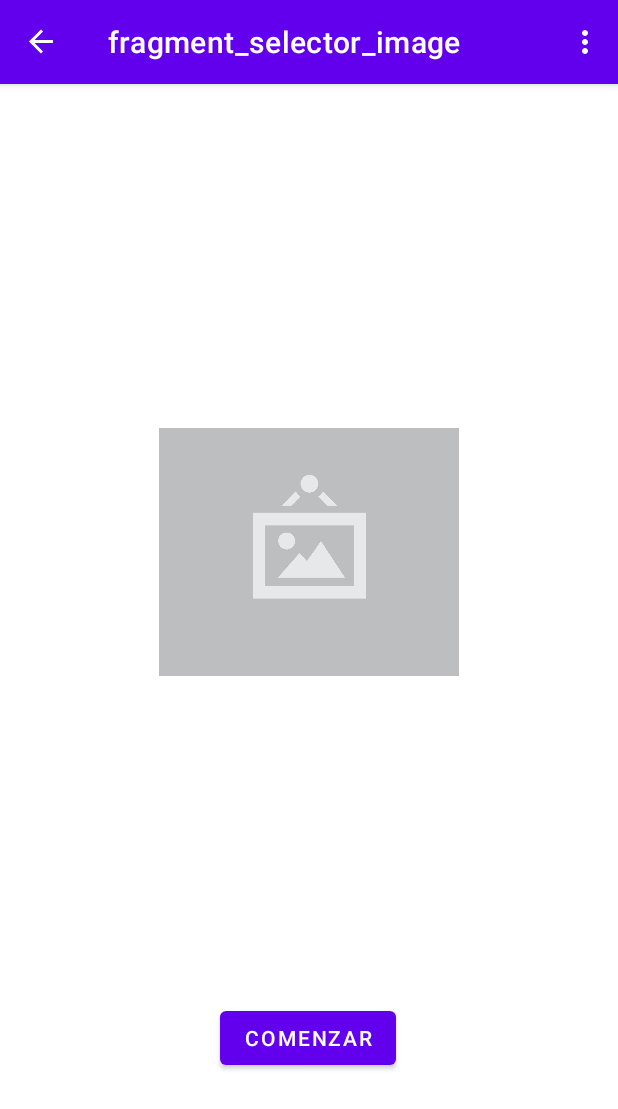
After one commit to amontalbang/05-11-2022, an Android app: the SelectorImageFragment screen opened through its navigation route, on a phone screen of 412 x 824 dp. The commit adds this screen. Shown: the top 1109 px of the screen. Run offline under Robolectric (Android 15) with nearby library versions, the phone set to English and light mode, and no system bars; our stand-ins replace navigation-ui; pictures from the network do not load.

Commit message:
Recoger del almacenamiento imagen

```diff
--- /dev/null
+++ b/app/src/main/java/com/example/a05_11_2022/SelectorImageFragment.java
@@ -0,0 +1,118 @@
+package com.example.a05_11_2022;
+
+import android.Manifest;
+import android.app.Activity;
+import android.content.Intent;
+import android.content.pm.PackageManager;
+import android.net.Uri;
+import android.os.Build;
+import android.os.Bundle;
+
+import androidx.activity.result.ActivityResult;
+import androidx.activity.result.ActivityResultCallback;
+import androidx.activity.result.ActivityResultLauncher;
+import androidx.activity.result.contract.ActivityResultContracts;
+import androidx.core.content.ContextCompat;
+import androidx.fragment.app.Fragment;
+import androidx.navigation.Navigation;
+
+import android.provider.MediaStore;
+import android.util.Log;
+import android.view.LayoutInflater;
+import android.view.View;
+import android.view.ViewGroup;
+import android.widget.Button;
+import android.widget.ImageView;
+import android.widget.Toast;
+
+public class SelectorImageFragment extends Fragment {
+
+    private ImageView image;
+
+    @Override
+    public void onCreate(Bundle savedInstanceState) {
+        super.onCreate(savedInstanceState);
+        requestPermission();
+    }
+
+    @Override
+    public View onCreateView(LayoutInflater inflater, ViewGroup container,
+                             Bundle savedInstanceState) {
+        // Inflate the layout for this fragment
+        View view = inflater.inflate(R.layout.fragment_selector_image, container, false);
+        image = view.findViewById(R.id.imageView6);
+
+        Button button = view.findViewById(R.id.button);
+        button.setOnClickListener(new View.OnClickListener() {
+            @Override
+            public void onClick(View v) {
+                Navigation.findNavController(view).navigate(R.id.action_selectorImageFragment_to_puzzleFirstFragment);
+            }
+        });
+
+        return view;
+    }
+
+    private void requestPermission() {
+        Log.d("Request", "requestPermission");
+        if (Build.VERSION.SDK_INT >= Build.VERSION_CODES.M) {
+            if (ContextCompat.checkSelfPermission(getContext(), Manifest.permission.READ_EXTERNAL_STORAGE) == PackageManager.PERMISSION_GRANTED) {
+                pickPhotoFromGallery();
+            } else {
+                requestPermissionLauncher.launch(Manifest.permission.READ_EXTERNAL_STORAGE);
+            }
+        } else {
+            pickPhotoFromGallery();
+        }
+    }
+
+    private ActivityResultLauncher<String> requestPermissionLauncher = registerForActivityResult(
+            new ActivityResultContracts.RequestPermission(), isGranted -> {
+                if (isGranted) {
+                    pickPhotoFromGallery();
+                } else {
+                    Toast.makeText(getContext(), "Necesitas dar permiso para acceder a tus imagenes", Toast.LENGTH_LONG).show();
+                }
+            }
+    );
+
+    /*private ActivityResultLauncher<Intent> startActivityGallery = registerForActivityResult(
+            new ActivityResultContracts.StartActivityForResult(), result -> {
+                Log.d("Resultado obtenido", result.toString());
+                if (result.getResultCode() == Activity.RESULT_OK) {
+                    Uri data = (Uri) result.getData().getData();
+                    imageStream = getContentResolver().openInputStream(selectedImage);
+                    try {
+                        InputStream imageStream = getContext().getContentResolver().openInputStream(data);
+                        Bitmap bitmap = BitmapFactory.decodeStream(imageStream);
+                        image.setImageBitmap(bitmap);
+                    } catch (FileNotFoundException e) {
+                        e.printStackTrace();
+                    }
+                    Log.d("Resultado", "Llega a setear la imagen");
+                    image.setImageURI(data);
+                }
+            }
+    );*/
+
+    private ActivityResultLauncher<Intent> startActivityGallery = registerForActivityResult(
+            new ActivityResultContracts.StartActivityForResult(),
+            new ActivityResultCallback<ActivityResult>() {
+                @Override
+                public void onActivityResult(ActivityResult result) {
+                    if (result.getResultCode() == Activity.RESULT_OK) {
+                        Uri uri = result.getData().getData();
+                        image.setImageURI(uri);
+                        MainActivity.setImage(image);
+                    }
+                }
+            }
+    );
+
+    private void pickPhotoFromGallery() {
+        Intent intent = new Intent(Intent.ACTION_PICK, MediaStore.Images.Media.EXTERNAL_CONTENT_URI);
+        intent.setType("image/");
+        Log.d("Entra", "pickPhotoFromGallery");
+        startActivityGallery.launch(intent.createChooser(intent, "ELIGE LA IMAGEN"));
+    }
+}
--- a/app/src/main/java/com/example/a05_11_2022/trans1.java
+++ b/app/src/main/java/com/example/a05_11_2022/trans1.java
@@ -5,6 +5,8 @@ import android.view.LayoutInflater;
 import android.view.View;
 import android.view.ViewGroup;
 import android.widget.Button;
+import android.widget.ImageView;
+
 import androidx.fragment.app.Fragment;
 import androidx.navigation.Navigation;
 
@@ -18,12 +20,14 @@ public class trans1 extends Fragment {
     ) {
 
         View view = inflater.inflate(R.layout.fragment_trans1, container, false);
+        ImageView image = view.findViewById(R.id.trans1_resolved);
+        image = MainActivity.getImage();
 
         Button button2 = (Button) view.findViewById(R.id.button2);
         button2.setOnClickListener(new View.OnClickListener() {
             @Override
             public void onClick(View view) {
-                Navigation.findNavController(view).navigate(R.id.action_trans1_to_puzzleFirstFragment);
+                Navigation.findNavController(view).navigate(R.id.action_trans1_to_selectorImageFragment);
             }
 
         });
--- a/app/src/main/java/com/example/a05_11_2022/trans2.java
+++ b/app/src/main/java/com/example/a05_11_2022/trans2.java
@@ -5,6 +5,8 @@ import android.view.LayoutInflater;
 import android.view.View;
 import android.view.ViewGroup;
 import android.widget.Button;
+import android.widget.ImageView;
+
 import androidx.fragment.app.Fragment;
 import androidx.navigation.Navigation;
 
@@ -16,12 +18,14 @@ public class trans2 extends Fragment {
             Bundle savedInstanceState
     ) {
         View view = inflater.inflate(R.layout.fragment_trans2, container, false);
+        ImageView image = view.findViewById(R.id.trans2_resolved);
+        image = MainActivity.getImage();
 
         Button button2 = (Button) view.findViewById(R.id.button2);
         button2.setOnClickListener(new View.OnClickListener() {
             @Override
             public void onClick(View view) {
-                Navigation.findNavController(view).navigate(R.id.action_trans2_to_puzzleFirstFragment);
+                Navigation.findNavController(view).navigate(R.id.action_trans2_to_selectorImageFragment);
             }
 
         });
--- a/app/src/main/java/com/example/a05_11_2022/trans3.java
+++ b/app/src/main/java/com/example/a05_11_2022/trans3.java
@@ -5,6 +5,8 @@ import android.view.LayoutInflater;
 import android.view.View;
 import android.view.ViewGroup;
 import android.widget.Button;
+import android.widget.ImageView;
+
 import androidx.fragment.app.Fragment;
 import androidx.navigation.Navigation;
 
@@ -16,6 +18,8 @@ public class trans3 extends Fragment {
             Bundle savedInstanceState
     ) {
         View view = inflater.inflate(R.layout.fragment_trans3, container, false);
+        ImageView image = view.findViewById(R.id.trans3_resolved);
+        image = MainActivity.getImage();
 
         Button button3 = (Button) view.findViewById(R.id.button3);
         button3.setOnClickListener(new View.OnClickListener() {
--- /dev/null
+++ b/app/src/main/res/layout/fragment_selector_image.xml
@@ -0,0 +1,34 @@
+<?xml version="1.0" encoding="utf-8"?>
+<androidx.constraintlayout.widget.ConstraintLayout xmlns:android="http://schemas.android.com/apk/res/android"
+    xmlns:app="http://schemas.android.com/apk/res-auto"
+    xmlns:tools="http://schemas.android.com/tools"
+    android:layout_width="match_parent"
+    android:layout_height="match_parent"
+    tools:context=".SelectorImageFragment">
+
+
+    <ImageView
+        android:id="@+id/imageView6"
+        android:layout_width="200dp"
+        android:layout_height="200dp"
+        android:layout_marginStart="105dp"
+        android:layout_marginTop="212dp"
+        android:layout_marginEnd="106dp"
+        android:contentDescription="@string/foto_leon"
+        app:layout_constraintEnd_toEndOf="parent"
+        app:layout_constraintStart_toStartOf="parent"
+        app:layout_constraintTop_toTopOf="parent"
+        app:srcCompat="@drawable/no_content" />
+
+    <Button
+        android:id="@+id/button"
+        android:layout_width="wrap_content"
+        android:layout_height="wrap_content"
+        android:layout_marginStart="158dp"
+        android:layout_marginEnd="159dp"
+        android:layout_marginBottom="108dp"
+        android:text="@string/start_puzzle"
+        app:layout_constraintBottom_toBottomOf="parent"
+        app:layout_constraintEnd_toEndOf="parent"
+        app:layout_constraintStart_toStartOf="parent" />
+</androidx.constraintlayout.widget.ConstraintLayout>
--- a/app/src/main/res/layout/fragment_trans1.xml
+++ b/app/src/main/res/layout/fragment_trans1.xml
@@ -30,7 +30,7 @@
         app:layout_constraintEnd_toEndOf="parent" />
 
     <ImageView
-        android:id="@+id/image_leon"
+        android:id="@+id/trans1_resolved"
         android:layout_width="wrap_content"
         android:layout_height="250dp"
         android:layout_marginBottom="64dp"
--- a/app/src/main/res/layout/fragment_trans2.xml
+++ b/app/src/main/res/layout/fragment_trans2.xml
@@ -34,7 +34,7 @@
         app:layout_constraintVertical_bias="1.0" />
 
     <ImageView
-        android:id="@+id/imageView3"
+        android:id="@+id/trans2_resolved"
         android:layout_width="wrap_content"
         android:layout_height="250dp"
         android:layout_marginBottom="74dp"
--- a/app/src/main/res/layout/fragment_trans3.xml
+++ b/app/src/main/res/layout/fragment_trans3.xml
@@ -20,7 +20,7 @@
         app:layout_constraintStart_toStartOf="parent" />
 
     <ImageView
-        android:id="@+id/image_paleta"
+        android:id="@+id/trans3_resolved"
         android:layout_width="wrap_content"
         android:layout_height="250dp"
         android:layout_marginBottom="22dp"
--- a/app/src/main/res/navigation/nav_graph.xml
+++ b/app/src/main/res/navigation/nav_graph.xml
@@ -29,6 +29,9 @@
             app:launchSingleTop="true"
             app:popUpTo="@+id/nav_graph"
             app:popUpToInclusive="true"/>
+        <action
+            android:id="@+id/action_FirstFragment_to_selectorImageFragment"
+            app:destination="@id/selectorImageFragment" />
     </fragment>
     <fragment
         android:id="@+id/webViewFragment"
@@ -59,6 +62,9 @@
             app:launchSingleTop="true"
             app:popUpTo="@+id/nav_graph"
             app:popUpToInclusive="true"/>
+        <action
+            android:id="@+id/action_trans1_to_selectorImageFragment"
+            app:destination="@id/selectorImageFragment" />
     </fragment>
     <fragment
         android:id="@+id/puzzleFirstFragment"
@@ -101,6 +107,9 @@
             app:launchSingleTop="true"
             app:popUpTo="@+id/nav_graph"
             app:popUpToInclusive="true"/>
+        <action
+            android:id="@+id/action_trans2_to_selectorImageFragment"
+            app:destination="@id/selectorImageFragment" />
     </fragment>
     <fragment
         android:id="@+id/trans3"
@@ -138,4 +147,13 @@
             app:popUpTo="@+id/nav_graph"
             app:popUpToInclusive="true"/>
     </fragment>
+    <fragment
+        android:id="@+id/selectorImageFragment"
+        android:name="com.example.a05_11_2022.SelectorImageFragment"
+        android:label="fragment_selector_image"
+        tools:layout="@layout/fragment_selector_image" >
+        <action
+            android:id="@+id/action_selectorImageFragment_to_puzzleFirstFragment"
+            app:destination="@id/puzzleFirstFragment" />
+    </fragment>
 </navigation>
--- a/app/src/main/res/values/strings.xml
+++ b/app/src/main/res/values/strings.xml
@@ -6,6 +6,7 @@
     <string name="second_fragment_label">Second Fragment</string>
     <string name="next">Next</string>
     <string name="previous">Previous</string>
+    <string name="start_puzzle">COMENZAR</string>
 
     <string name="hello_first_fragment">PuzzleDroid</string>
     <string name="hello_second_fragment">Ayuda</string>
```
Also changed, not shown: app/src/main/java/com/example/a05_11_2022/FirstFragment.java (+5 -3 lines), app/src/main/java/com/example/a05_11_2022/MainActivity.java (+11 -0 lines), app/src/main/java/com/example/a05_11_2022/PuzzleFirstFragment.java (+5 -68 lines), app/src/main/res/drawable/no_content.jpg (added).
